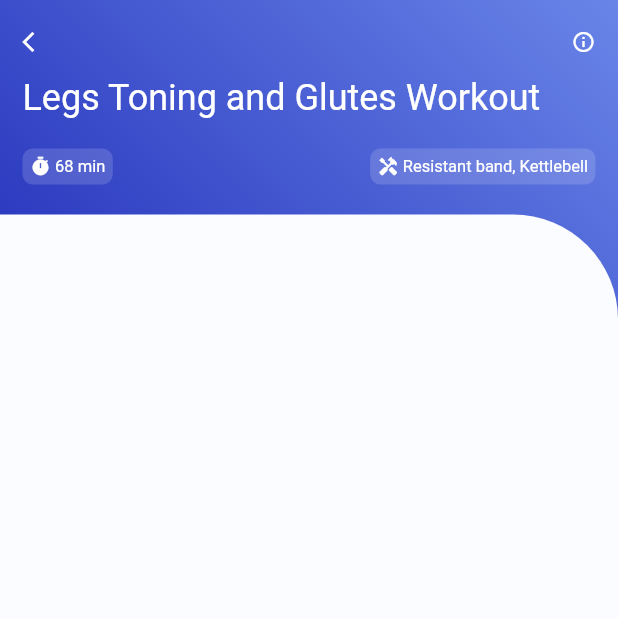
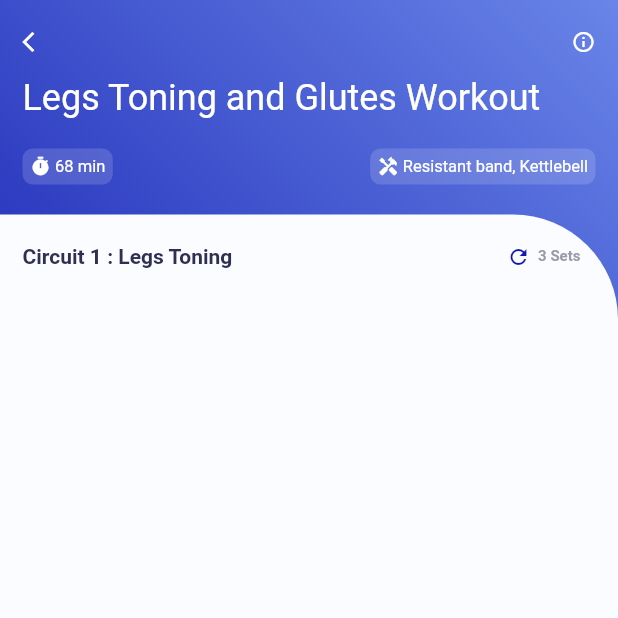
Before and after one commit to JJAHMEDAMER/Video_Training_App, a Flutter app: the screen it shows after launch, on a phone screen of 412 x 824 dp, the top half of it. Run offline on Flutter 3.47's test engine with Material 2 defaults, Android fonts, the phone set to English and light mode, and no system bars.

Commit message:
Card Title

```diff
--- a/lib/pages/video_page.dart
+++ b/lib/pages/video_page.dart
@@ -151,6 +151,34 @@ class _VideoPageState extends State<VideoPage> {
                     topRight: Radius.circular(70),
                   ),
                 ),
+                child: Column(
+                  children: [
+
+                    // 4th Row Card Title
+                    Row(
+                      mainAxisAlignment: MainAxisAlignment.spaceBetween,
+                      children: [
+                        AppText(varText: 'Circuit 1 : Legs Toning'),
+                        Row(
+                          children: [
+                            AppIcon(
+                              varIcon: Icons.refresh,
+                              varColor: AppColor.gradientFirst,
+                            ),
+                            SizedBox(width: 5),
+                            AppText(
+                              varText: '3 Sets',
+                              varColor: AppColor.greyTextColor,
+                              varSize: 10,
+                              varWeight: FontWeight.w600,
+                            ),
+                            SizedBox(width: 10),
+                          ],
+                        ),
+                      ],
+                    ),
+                  ],
+                ),
               ),
             ),
           ],
```
